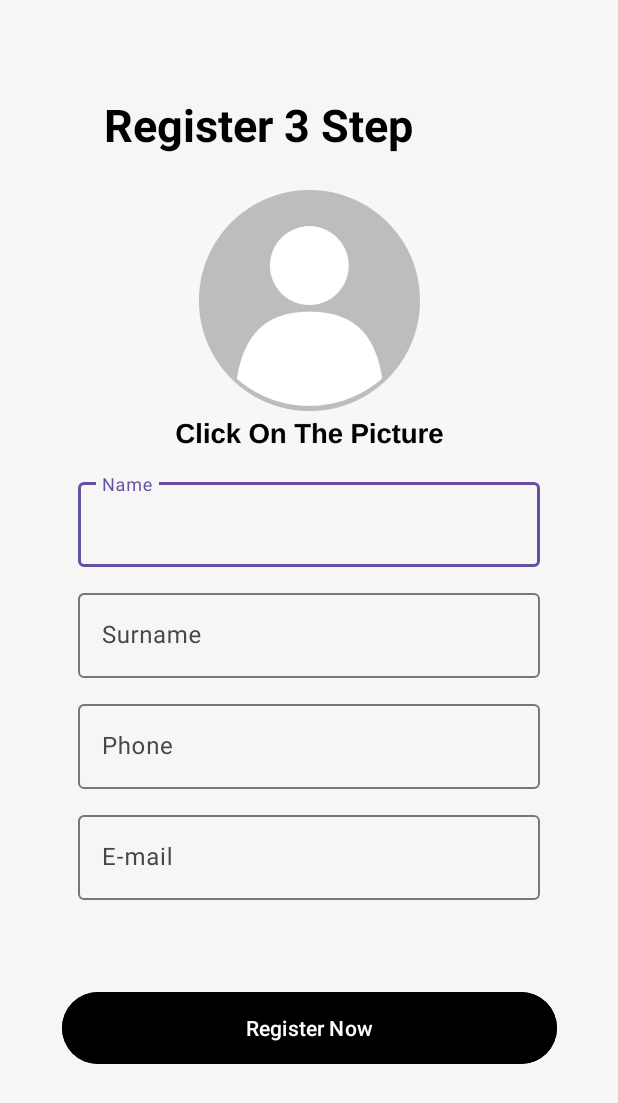
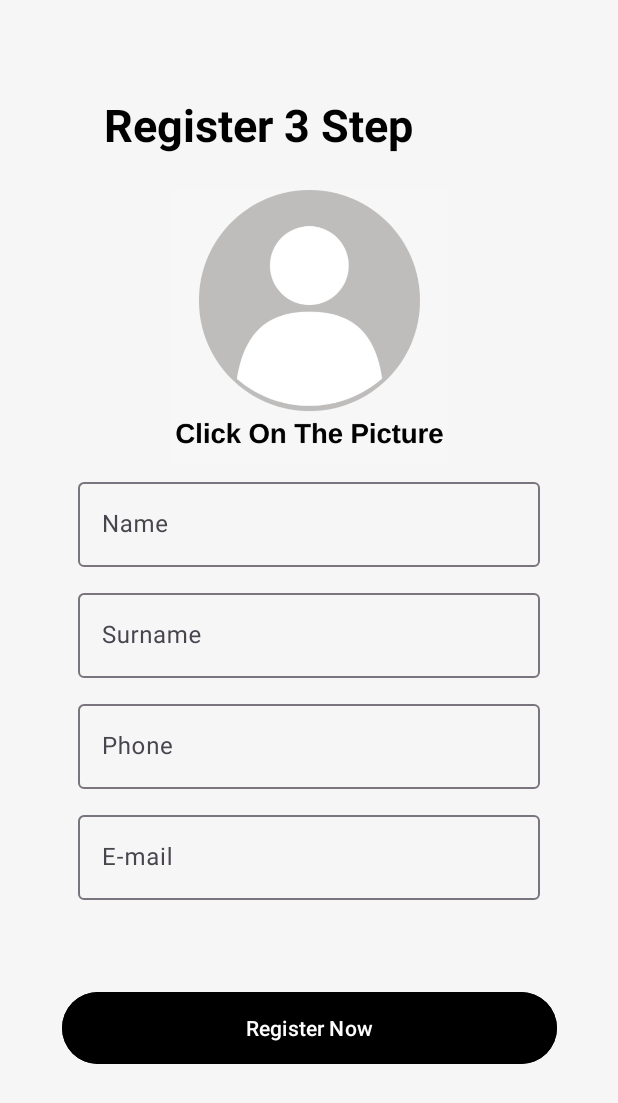
Before and after one commit to yusuf3337/MyApplication2, an Android app: the Register3 screen opened directly, with no data from a screen before it, on a phone screen of 412 x 824 dp. Shown: the top 1103 px of the screen. Run offline under Robolectric (Android 15) with nearby library versions, the phone set to English and light mode, and no system bars.

Commit message:
nameSingelton da hata var Register3 sayfasında 20. satır ananı sikeyim

```diff
--- a/app/src/main/AndroidManifest.xml
+++ b/app/src/main/AndroidManifest.xml
@@ -18,7 +18,7 @@
             android:name=".menu.LoginMenu"
             android:exported="false" />
         <activity
-            android:name=".Register3"
+            android:name=".registerScreen.Register3"
             android:exported="false" />
         <activity
             android:name=".registerScreen.Personalinformation"
@@ -55,4 +55,6 @@
             android:exported="false" />
     </application>
 
+
+
 </manifest>
--- a/app/src/main/java/com/example/myapplication/registerScreen/Personalinformation.kt
+++ b/app/src/main/java/com/example/myapplication/registerScreen/Personalinformation.kt
@@ -1,6 +1,5 @@
 package com.example.myapplication.registerScreen
 
-import com.example.myapplication.Register3
 import android.app.AlertDialog
 import android.content.Intent
 import androidx.appcompat.app.AppCompatActivity
@@ -16,8 +15,7 @@ class Personalinformation : AppCompatActivity() {
     override fun onCreate(savedInstanceState: Bundle?) {
         super.onCreate(savedInstanceState)
         binding = ActivityPersonalinformationBinding.inflate(layoutInflater)
-        val view = binding.root
-        setContentView(view)
+        setContentView(binding.root)
     }
 
     fun register3(view: View) {
@@ -33,7 +31,6 @@ class Personalinformation : AppCompatActivity() {
         } else {
             // Alanlar doluysa kayıt işlemini başlat
             Singelton.name = name
-            Singelton.surname = surname
             Singelton.phone = phoneNumber
             Singelton.age = age
             Singelton.universitydepartment = universityDepartment
--- a/app/src/main/java/com/example/myapplication/Register3.kt
+++ b/app/src/main/java/com/example/myapplication/registerScreen/Register3.kt
@@ -1,5 +1,6 @@
-package com.example.myapplication
+package com.example.myapplication.registerScreen
 
+import android.app.AlertDialog
 import android.Manifest
 import android.content.Intent
 import android.content.pm.PackageManager
@@ -14,6 +15,8 @@ import androidx.activity.result.ActivityResultLauncher
 import androidx.activity.result.contract.ActivityResultContracts
 import androidx.core.app.ActivityCompat
 import androidx.core.content.ContextCompat
+import com.example.myapplication.R
+import com.example.myapplication.Singelton
 import com.example.myapplication.databinding.ActivityRegister3Binding
 import com.example.myapplication.loginScreen.LoginPage
 import com.google.android.material.snackbar.Snackbar
@@ -30,10 +33,40 @@ class Register3 : AppCompatActivity() {
         val view = binding.root
         setContentView(view)
 
+
+        val textInputLayout = binding.nameSingelton
+        val textInputLayout2 = binding.surnameSingelton
+        val textInputLayout3 = binding.phoneSingelton
+        val textInputLayout4 = binding.emailSingelton
+
+        val editText = textInputLayout.editableText
+        val editText2 = textInputLayout2.editableText
+        val editText3 = textInputLayout3.editableText
+        val editText4 = textInputLayout4.editableText
+
+//TEXT INPUT TIKLAMA DALGASI BAŞLANGIÇ
+        textInputLayout.isEnabled = false
+        textInputLayout.isFocusable = false
+        textInputLayout.isClickable = false
+
+        textInputLayout2.isEnabled = false
+        textInputLayout2.isFocusable = false
+        textInputLayout2.isClickable = false
+
+        textInputLayout3.isEnabled = false
+        textInputLayout3.isFocusable = false
+        textInputLayout3.isClickable = false
+
+        textInputLayout4.isEnabled = false
+        textInputLayout4.isFocusable = false
+        textInputLayout4.isClickable = false
+ //TEXT INPUT TIKLAMA DALGASI BİTİŞ
+
         val singletonName = Singelton.name
         val singletonSurname = Singelton.surname
         val singletenPhone = Singelton.phone
         val singletonEmail = Singelton.email
+
 
         if (singletonName != null && singletonSurname != null && singletenPhone != null && singletonEmail != null ) {
             binding.nameSingelton.setText(singletonName)
@@ -41,7 +74,7 @@ class Register3 : AppCompatActivity() {
             binding.phoneSingelton.setText(singletenPhone)
             binding.emailSingelton.setText(singletonEmail)
         } else {
-
+            showAlertDialog("HATA!","HATA!")
         }
 
         // EditText öğesini düzenlenebilir hale getirin
@@ -103,7 +136,16 @@ class Register3 : AppCompatActivity() {
         startActivity(intent)
     }
 
-
+      private fun showAlertDialog(title: String, message: String) {
+        AlertDialog.Builder(this)
+            .setTitle(title)
+            .setMessage(message)
+            .setPositiveButton("Tamam") { dialog, _ ->
+                dialog.dismiss()
+            }
+            .create()
+            .show()
+    }
 
 
 }
--- a/app/src/main/java/com/example/myapplication/registerScreen/RegisterPage.kt
+++ b/app/src/main/java/com/example/myapplication/registerScreen/RegisterPage.kt
@@ -41,7 +41,7 @@ class RegisterPage : AppCompatActivity() {
                 val intent = Intent(this,Personalinformation::class.java)
                 startActivity(intent)
             }else{
-                showAlertDialog("Hata", "Sifreler Ayni Degul")
+                showAlertDialog("Hata", "Şifreler Aynı Olmalı")
             }
 
 
--- a/app/src/main/res/layout/activity_login_menu.xml
+++ b/app/src/main/res/layout/activity_login_menu.xml
@@ -123,8 +123,9 @@
     </com.google.android.material.bottomnavigation.BottomNavigationView>
 
     <androidx.recyclerview.widget.RecyclerView
-        android:layout_width="409dp"
-        android:layout_height="513dp"
+        android:id="@+id/recyclerView"
+        android:layout_width="412dp"
+        android:layout_height="317dp"
         android:layout_marginStart="1dp"
         android:layout_marginEnd="1dp"
         android:layout_marginBottom="1dp"
--- a/app/src/main/res/layout/activity_login_page.xml
+++ b/app/src/main/res/layout/activity_login_page.xml
@@ -39,9 +39,10 @@
         android:textColorHint="#FFFFFF"
         app:layout_constraintBottom_toBottomOf="parent"
         app:layout_constraintEnd_toEndOf="parent"
+        app:layout_constraintHorizontal_bias="0.493"
         app:layout_constraintStart_toStartOf="parent"
         app:layout_constraintTop_toTopOf="parent"
-        app:layout_constraintVertical_bias="0.793" />
+        app:layout_constraintVertical_bias="0.814" />
 
     <com.google.android.material.textfield.TextInputLayout
         android:id="@+id/textInputLayout2"
```
